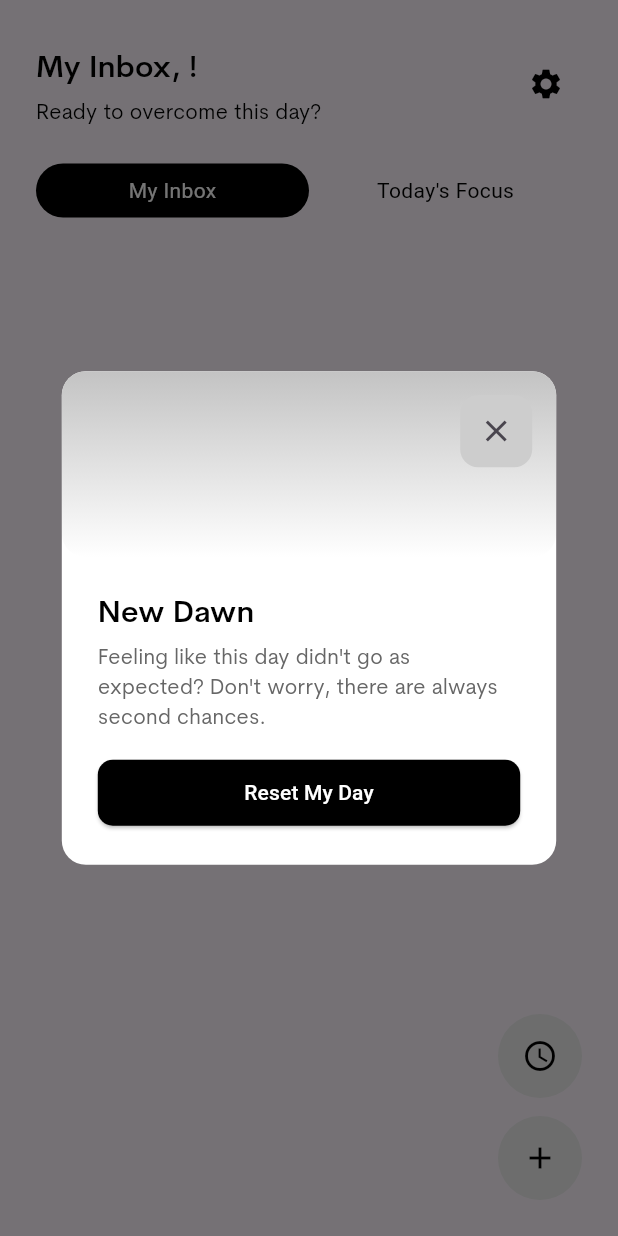
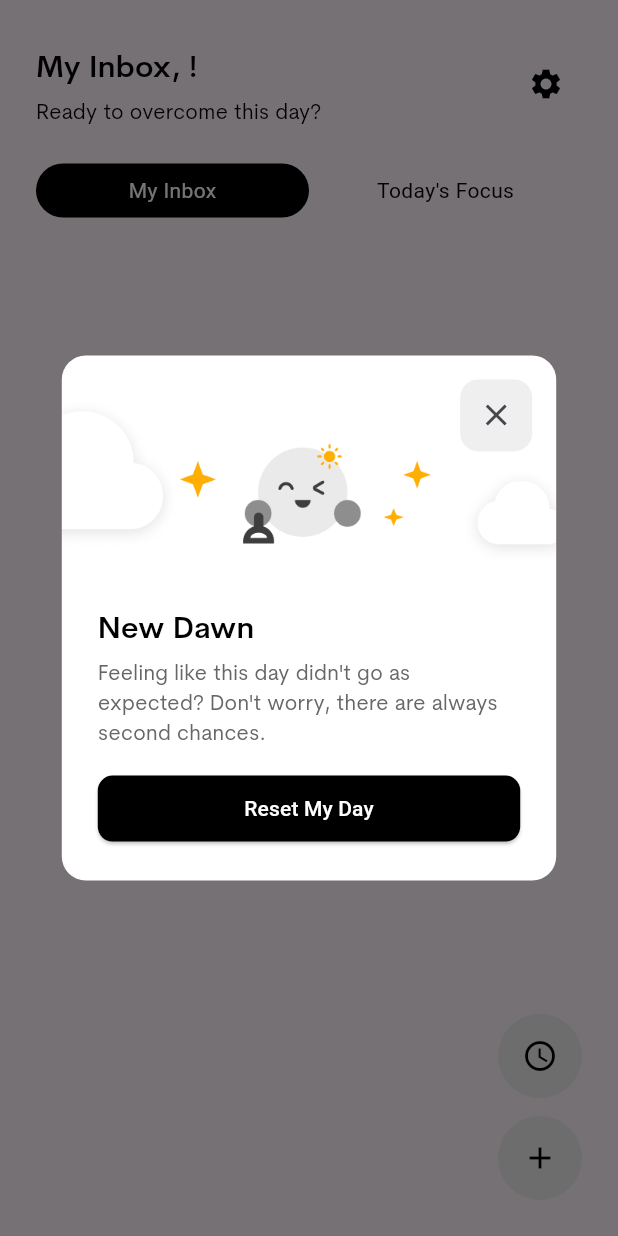
Before and after one commit to joeltorres-7/pocket-tasks-app, a Flutter app: the HomeView screen opened directly, after a tap on the "query builder" icon, on a phone screen of 412 x 824 dp. Run offline on Flutter 3.47's test engine with Material 2 defaults, Android fonts, the phone set to English and light mode, and no system bars; our stand-ins replace shared_preferences, sqflite; accounts and stored records are empty; generated files the repository leaves out were written again.

Commit message:
MVP-006 - Adds illustration to new dawn modal.

```diff
--- a/lib/views/utils/custom_modal_widget.dart
+++ b/lib/views/utils/custom_modal_widget.dart
@@ -2,6 +2,7 @@ import 'dart:ui';
 
 import 'package:flutter/material.dart';
 import 'package:pocket_tasks/views/components/primary_button.dart';
+import 'package:pocket_tasks/views/styles/spaces.dart';
 import 'package:pocket_tasks/views/styles/text_styles.dart';
 
 class CustomModalWidget extends StatelessWidget {
@@ -30,22 +31,12 @@ class CustomModalWidget extends StatelessWidget {
         width: screenWidth * 0.8,
         child: Stack(
           children: [
-            DecoratedBox(
-              decoration: BoxDecoration(
-                borderRadius: BorderRadius.circular(16.0),
-                gradient: LinearGradient(begin: Alignment.topCenter, end: Alignment.bottomCenter, colors: [Color(0xFFC3C3C3), Color(0x00C3C3C3)]),
-              ),
-              child: const SizedBox(
-                width: double.infinity,
-                height: 124.0,
-              ),
-            ),
             Positioned(
               top: 16,
               right: 16,
               child: DecoratedBox(
                 decoration: BoxDecoration(
-                    color: Color(0xFFCDCDCD),
+                    color: Color(0x50CDCDCD),
                     borderRadius: BorderRadius.circular(12.0)
                 ),
                 child: IconButton(
@@ -56,15 +47,15 @@ class CustomModalWidget extends StatelessWidget {
                 ),
               ),
             ),
+            Column(
+              mainAxisSize: MainAxisSize.min,
+              children: [
+                Image.asset('assets/images/illustrations/new-dawn-illustration.png'),
                 Padding(
                   padding: const EdgeInsets.all(24.0),
                   child: Column(
                     mainAxisSize: MainAxisSize.min,
                     children: <Widget>[
-                  const SizedBox(
-                    width: double.infinity,
-                    height: 124.0,
-                  ),
                       Column(
                         crossAxisAlignment: CrossAxisAlignment.start,
                         children: [
@@ -89,6 +80,8 @@ class CustomModalWidget extends StatelessWidget {
                     ],
                   ),
                 ),
+              ],
+            ),
           ]
         ),
       ),
--- a/pubspec.yaml
+++ b/pubspec.yaml
@@ -88,6 +88,7 @@ flutter:
     - assets/images/illustrations/get-started-focus.png
     - assets/images/illustrations/get-started-task.png
     - assets/images/illustrations/get-started-day.png
+    - assets/images/illustrations/new-dawn-illustration.png
 
   fonts:
     - family: CerebriSansPro
```
Also changed, not shown: assets/images/illustrations/new-dawn-illustration.png (added). Lines whose indentation alone changed are shown as unchanged.
